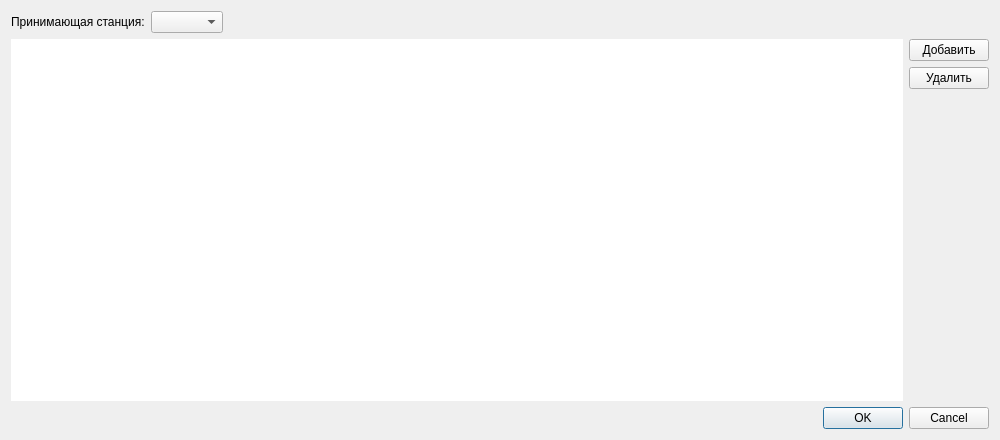
nikita-konkin/ionozond, file src/scheduledialog.ui: the form before one commit.
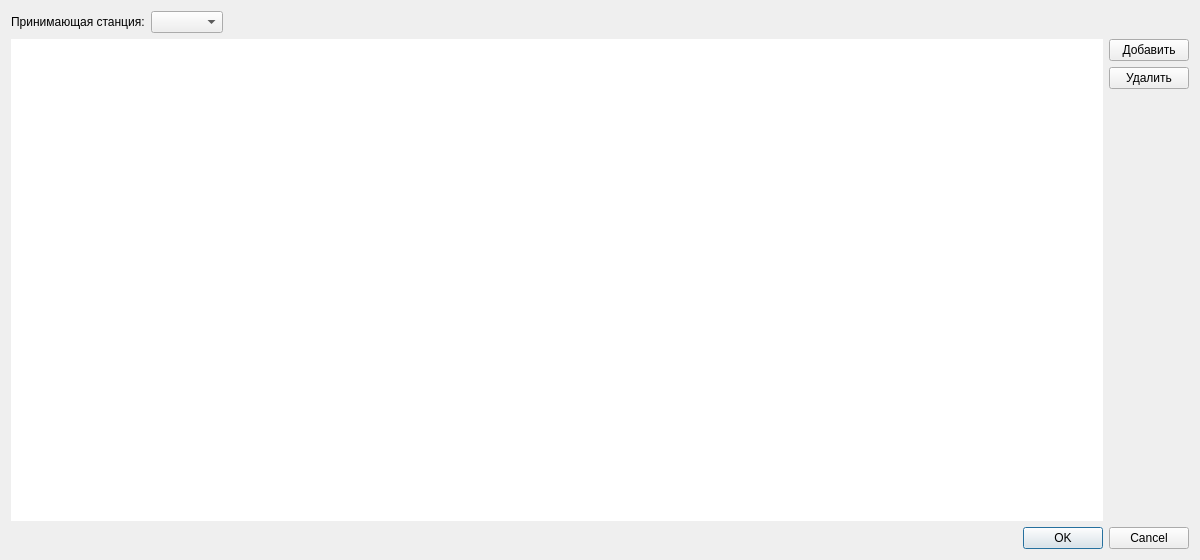
The form after the commit. Icons and pictures are not drawn.

Diff of the .ui file:
```diff
--- a/src/scheduledialog.ui
+++ b/src/scheduledialog.ui
@@ -3,7 +3,7 @@
  <class>ScheduleDialog</class>
  <widget class="QDialog" name="ScheduleDialog">
   <property name="geometry">
-   <rect><x>0</x><y>0</y><width>1000</width><height>440</height></rect>
+   <rect><x>0</x><y>0</y><width>1200</width><height>560</height></rect>
   </property>
   <property name="windowTitle"><string>Расписание</string></property>
   <property name="windowIcon">
```
